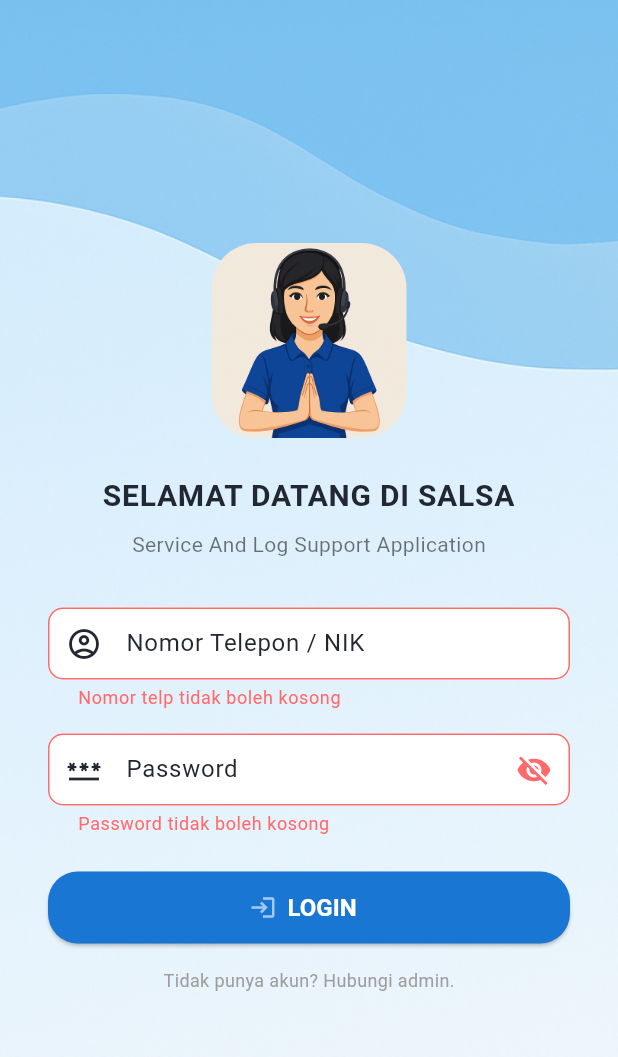
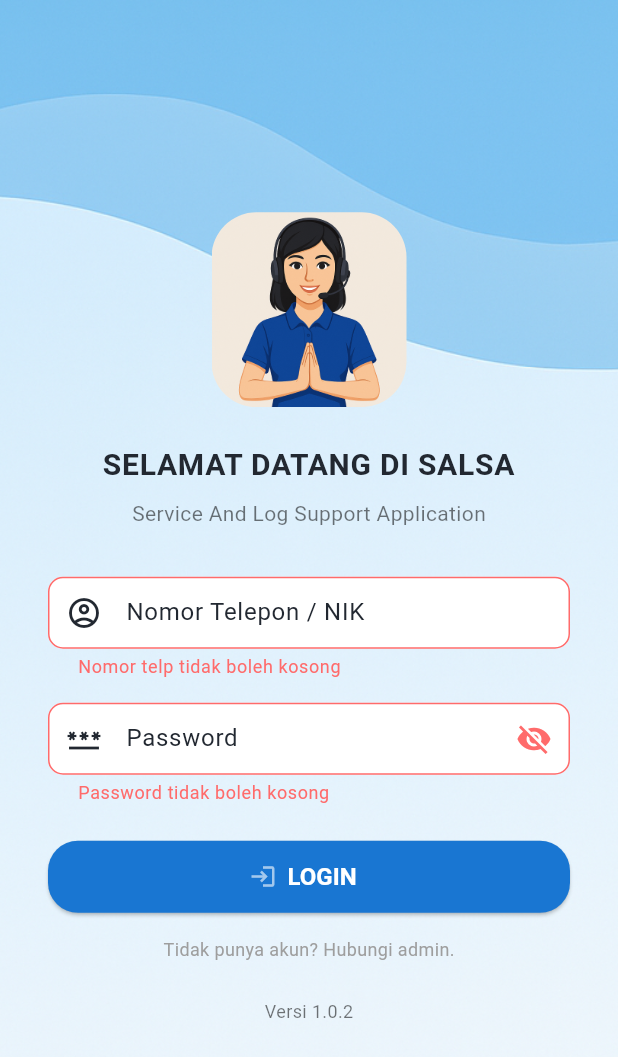
Before and after one commit to dho32/salsa-app-backup, a Flutter app: the screen it shows after launch, after a tap on "LOGIN", on a phone screen of 412 x 824 dp. Shown: the top 1057 px of the screen. Run offline on Flutter 3.47's test engine with Material 3 defaults, Android fonts, the phone set to English and light mode, and no system bars; drawn by our look-alikes of upgrader; our stand-ins replace bloc, bloc_concurrency, device_info_plus, equatable, fl_chart, flutter_bloc and 13 more; missing offline and left inert: qr_code_scanner; accounts and stored records are empty; network calls fail.

Commit message:
add version Signed-off-by: dho32 <romydo.santos@dspt.co.id>

```diff
--- a/lib/blocs/auth/auth_bloc.dart
+++ b/lib/blocs/auth/auth_bloc.dart
@@ -1,4 +1,5 @@
 import 'package:flutter_bloc/flutter_bloc.dart';
+import 'package:package_info_plus/package_info_plus.dart';
 import '../../components/shared_function.dart';
 import '../../models/auth/maintenance_info_model.dart';
 import 'auth_event.dart';
@@ -10,28 +11,45 @@ class AuthBloc extends Bloc<AuthEvent, AuthState> {
   final AuthRepository authRepository;
 
   AuthBloc({required this.authRepository}) : super(AuthInitial()) {
-    on<AppStarted>(_onAppStarted);
+    on<AppLoaded>(_onAppLoaded);
     on<LoginRequested>(_onLoginRequested);
     on<MaintenanceSelected>(_onMaintenanceSelected);
     on<LoggedOut>(_onLoggedOut);
   }
 
-  Future<void> _onAppStarted(AppStarted event, Emitter<AuthState> emit) async {
+  Future<void> _onAppLoaded(AppLoaded event, Emitter<AuthState> emit) async {
     emit(AuthFirstLoading());
+    try {
+      // Langkah 1: Pengecekan versi aplikasi
+      final appConfig = await authRepository.getAppConfig();
+      final String requiredVersion = appConfig['requiredVersion']!;
+      final String updateUrl = appConfig['updateUrl']!;
 
-    final hasToken = await authRepository.hasToken();
-    final isExpired = await AuthStorage.isTokenExpired();
+      final PackageInfo packageInfo = await PackageInfo.fromPlatform();
+      final String currentVersion = packageInfo.version;
 
-    if (hasToken && !isExpired) {
-      emit(AuthAuthenticated());
-    } else {
-      await authRepository.recordLogout();
-      await authRepository.deleteToken(); // clean-up
+      if (_isUpdateRequired(currentVersion, requiredVersion)) {
+        emit(AuthUpdateRequired(updateUrl));
+        return; // Hentikan proses jika perlu update
+      }
+
+      // Langkah 2: Jika versi OK, lanjutkan pengecekan token
+      final hasToken = await authRepository.hasToken();
+      final isExpired = await AuthStorage.isTokenExpired();
+
+      if (hasToken && !isExpired) {
+        emit(AuthAuthenticated());
+      } else {
+        emit(AuthUnauthenticated());
+      }
+    } catch (e) {
+      // Jika gagal (cth: tidak ada internet), arahkan ke halaman login
       emit(AuthUnauthenticated());
     }
   }
 
-  Future<void> _onLoginRequested(LoginRequested event, Emitter<AuthState> emit) async {
+  Future<void> _onLoginRequested(
+      LoginRequested event, Emitter<AuthState> emit) async {
     emit(AuthLoading());
     try {
       final token = await authRepository.login(event.email, event.password);
@@ -39,7 +57,13 @@ class AuthBloc extends Bloc<AuthEvent, AuthState> {
       if (payload == null) throw Exception("Token tidak valid");
 
       final List<dynamic> maintenanceList = payload['maintenance'] ?? [];
-      final options = maintenanceList.map((json) => MaintenanceInfo.fromJson(json)).toList();
+      final options = maintenanceList
+          .map((json) => MaintenanceInfo.fromJson(json))
+          .toList();
+
+      // BARU: Ambil versi aplikasi di sini
+      final packageInfo = await PackageInfo.fromPlatform();
+      final appVersion = packageInfo.version;
 
       if (options.length > 1) {
         // Jika ada lebih dari 1 pilihan, minta pengguna memilih
@@ -47,8 +71,9 @@ class AuthBloc extends Bloc<AuthEvent, AuthState> {
       } else {
         // Jika hanya 1 (atau 0), langsung simpan dan autentikasi
         await authRepository.saveUserSession(token);
-        final String vendorId = options.isNotEmpty ? options.first.maintenanceBy : '';
-        await authRepository.recordLogin(token, vendorId);
+        final String vendorId =
+            options.isNotEmpty ? options.first.maintenanceBy : '';
+        await authRepository.recordLogin(token, vendorId, appVersion);
         emit(AuthAuthenticated());
       }
     } catch (e) {
@@ -56,13 +81,21 @@ class AuthBloc extends Bloc<AuthEvent, AuthState> {
       emit(AuthFailure(message));
     }
   }
-  Future<void> _onMaintenanceSelected(MaintenanceSelected event, Emitter<AuthState> emit) async {
+
+  Future<void> _onMaintenanceSelected(
+      MaintenanceSelected event, Emitter<AuthState> emit) async {
     emit(AuthLoading());
     try {
-      await authRepository.saveUserSession(event.token, selectedMaintenance: event.selectedMaintenance);
-      await authRepository.recordLogin(event.token, event.selectedMaintenance.maintenanceBy);
+      // BARU: Ambil versi aplikasi di sini juga
+      final packageInfo = await PackageInfo.fromPlatform();
+      final appVersion = packageInfo.version;
+
+      await authRepository.saveUserSession(event.token,
+          selectedMaintenance: event.selectedMaintenance);
+      await authRepository.recordLogin(
+          event.token, event.selectedMaintenance.maintenanceBy, appVersion);
       emit(AuthAuthenticated());
-    } catch(e) {
+    } catch (e) {
       emit(AuthFailure(e.toString().replaceAll('Exception: ', '')));
     }
   }
@@ -73,4 +106,28 @@ class AuthBloc extends Bloc<AuthEvent, AuthState> {
     await authRepository.deleteToken();
     emit(AuthUnauthenticated());
   }
+
+  bool _isUpdateRequired(String currentVersion, String requiredVersion) {
+    final List<int> currentParts = currentVersion
+        .split('.')
+        .map(
+            (part) => int.tryParse(part.replaceAll(RegExp(r'[^0-9]'), '')) ?? 0)
+        .toList();
+    final List<int> requiredParts = requiredVersion
+        .split('.')
+        .map(
+            (part) => int.tryParse(part.replaceAll(RegExp(r'[^0-9]'), '')) ?? 0)
+        .toList();
+    int maxLength = currentParts.length > requiredParts.length
+        ? currentParts.length
+        : requiredParts.length;
+
+    for (int i = 0; i < maxLength; i++) {
+      final int current = (i < currentParts.length) ? currentParts[i] : 0;
+      final int required = (i < requiredParts.length) ? requiredParts[i] : 0;
+      if (current < required) return true;
+      if (current > required) return false;
+    }
+    return false;
+  }
 }
--- a/lib/blocs/auth/auth_event.dart
+++ b/lib/blocs/auth/auth_event.dart
@@ -2,13 +2,14 @@ import '../../models/auth/maintenance_info_model.dart';
 
 abstract class AuthEvent {}
 
-class AppStarted extends AuthEvent {}
+class AppLoaded extends AuthEvent {}
 
 class LoginRequested extends AuthEvent {
   final String email;
   final String password;
+  final String version;
 
-  LoginRequested(this.email, this.password);
+  LoginRequested(this.email, this.password, this.version);
 }
 
 class LoggedOut extends AuthEvent {}
--- a/lib/blocs/auth/auth_repository.dart
+++ b/lib/blocs/auth/auth_repository.dart
@@ -34,20 +34,24 @@ class AuthRepository {
     }
   }
 
-  Future<void> saveUserSession(String token, {MaintenanceInfo? selectedMaintenance}) async {
+  Future<void> saveUserSession(String token,
+      {MaintenanceInfo? selectedMaintenance}) async {
     await AuthStorage.saveToken(token);
     final payload = JwtHelper.decode(token);
     if (payload == null) throw Exception("Token tidak valid");
 
     // Tentukan maintenance_by dan maintenance_by_name
-    final maintenanceBy = selectedMaintenance?.maintenanceBy ?? payload['maintenance'][0]['maintenance_by'];
-    final maintenanceByName = selectedMaintenance?.maintenanceByName ?? payload['maintenance'][0]['maintenance_by_name'];
+    final maintenanceBy = selectedMaintenance?.maintenanceBy ??
+        payload['maintenance'][0]['maintenance_by'];
+    final maintenanceByName = selectedMaintenance?.maintenanceByName ??
+        payload['maintenance'][0]['maintenance_by_name'];
 
     final deviceInfo = DeviceInfoPlugin();
     String deviceModel = 'Unknown Device';
     if (Platform.isAndroid) {
       final androidInfo = await deviceInfo.androidInfo;
-      deviceModel = "${androidInfo.manufacturer} ${androidInfo.model}"; // mis: "Samsung SM-A525F"
+      deviceModel =
+          "${androidInfo.manufacturer} ${androidInfo.model}"; // mis: "Samsung SM-A525F"
     } else if (Platform.isIOS) {
       final iosInfo = await deviceInfo.iosInfo;
       deviceModel = iosInfo.utsname.machine; // mis: "iPhone13,2"
@@ -57,8 +61,10 @@ class AuthRepository {
       userId: payload['user_id'],
       name: payload['user_name'],
       email: payload['email'],
-      maintenanceBy: maintenanceBy, // Gunakan nilai yang sudah ditentukan
-      maintenanceByName: maintenanceByName, // Gunakan nilai yang sudah ditentukan
+      maintenanceBy: maintenanceBy,
+      // Gunakan nilai yang sudah ditentukan
+      maintenanceByName: maintenanceByName,
+      // Gunakan nilai yang sudah ditentukan
       role: payload['role_code'],
       team: payload['team'],
       deviceModel: deviceModel,
@@ -77,7 +83,7 @@ class AuthRepository {
     return (await getToken()) != null;
   }
 
-  Future<void> recordLogin(String token, String vendorId) async {
+  Future<void> recordLogin(String token, String vendorId, String appVersion) async {
     try {
       // Ambil data dari token untuk dikirim
       final payload = JwtHelper.decode(token);
@@ -99,6 +105,7 @@ class AuthRepository {
         'vendor_id': vendorId,
         'device': deviceModel,
         'login_time': DateTime.now().toIso8601String(),
+        'app_version': appVersion,
       };
 
       JsonEncoder encoder = const JsonEncoder.withIndent('  ');
@@ -110,7 +117,10 @@ class AuthRepository {
       Uri uri = getUrl(pathUrl: '/login/log');
       http.post(
         uri,
-        headers: {'Content-Type': 'application/json', 'Authorization': 'Bearer $token'},
+        headers: {
+          'Content-Type': 'application/json',
+          'Authorization': 'Bearer $token'
+        },
         body: jsonEncode(requestBody),
       );
     } catch (e) {
@@ -141,11 +151,40 @@ class AuthRepository {
       Uri uri = getUrl(pathUrl: '/logout/log');
       await http.post(
         uri,
-        headers: {'Content-Type': 'application/json', 'Authorization': 'Bearer $token'},
+        headers: {
+          'Content-Type': 'application/json',
+          'Authorization': 'Bearer $token'
+        },
         body: jsonEncode(requestBody),
       );
     } catch (e) {
       print("Gagal mencatat log logout: $e");
     }
   }
+
+  // auth_repository.dart
+
+  Future<Map<String, String>> getAppConfig() async {
+    Uri uri = getUrl(pathUrl: '/version');
+
+    try {
+      final response = await http.get(uri);
+      final decodedResponse = json.decode(response.body);
+
+      if (response.statusCode == 200 && decodedResponse['status'] == 'OK') {
+        final result = decodedResponse['result'];
+        return {
+          'requiredVersion': result['min_app_version'],
+          'updateUrl': Platform.isAndroid
+              ? result['update_url_android']
+              : result['update_url_ios'],
+        };
+      } else {
+        throw Exception('Gagal memuat konfigurasi aplikasi');
+      }
+    } catch (e) {
+      throw Exception(
+          'Tidak dapat terhubung ke server untuk memeriksa pembaruan.');
+    }
+  }
 }
--- a/lib/blocs/auth/auth_state.dart
+++ b/lib/blocs/auth/auth_state.dart
@@ -23,3 +23,11 @@ class AuthRequiresMaintenanceSelection extends AuthState {
 
   AuthRequiresMaintenanceSelection(this.maintenanceOptions, this.token);
 }
+
+class AuthUpdateRequired extends AuthState {
+  final String newVersionUrl; // URL ke Play Store / App Store
+
+  AuthUpdateRequired(this.newVersionUrl);
+
+  List<Object> get props => [newVersionUrl];
+}
--- a/lib/main.dart
+++ b/lib/main.dart
@@ -61,7 +61,7 @@ void main() async {
     RepositoryProvider.value(
       value: authRepository,
       child: BlocProvider(
-        create: (_) => AuthBloc(authRepository: authRepository)..add(AppStarted()),
+        create: (_) => AuthBloc(authRepository: authRepository)..add(AppLoaded()),
         child: const MyApp(),
       ),
     ),
--- a/lib/screens/common/auth_gate/auth_gate.dart
+++ b/lib/screens/common/auth_gate/auth_gate.dart
@@ -1,8 +1,12 @@
+// auth_gate.dart
+
 import 'package:flutter/material.dart';
 import 'package:flutter_bloc/flutter_bloc.dart';
 import 'package:salsa/screens/common/login/login_screen.dart';
 import 'package:salsa/screens/common/main_navigation/main_navigation.dart';
-import 'package:upgrader/upgrader.dart';
+// Hapus 'package:upgrader/upgrader.dart';
+import 'package:url_launcher/url_launcher.dart'; // Tambahkan ini
+
 import '../../../blocs/auth/auth_bloc.dart';
 import '../../../blocs/auth/auth_state.dart';
 
@@ -11,35 +15,55 @@ class AuthGate extends StatelessWidget {
 
   @override
   Widget build(BuildContext context) {
-    return UpgradeAlert(
-      upgrader: Upgrader(
-          countryCode: 'ID',
-          minAppVersion: '1.0.2',
-          debugLogging: false,
-          storeController: UpgraderStoreController(
-            onAndroid: () => UpgraderAppcastStore(
-                appcastURL:
-                'https://raw.githubusercontent.com/RomyITCM/salsa/main/appcast.xml'),
-            oniOS: () => UpgraderAppcastStore(
-                appcastURL:
-                'https://raw.githubusercontent.com/RomyITCM/salsa/main/appcast.xml'),
-          )),
-      child: BlocBuilder<AuthBloc, AuthState>(
+    // Hapus widget UpgradeAlert. Kita ganti dengan BlocConsumer.
+    return BlocConsumer<AuthBloc, AuthState>(
+      listener: (context, state) {
+        // Listener akan bereaksi sekali terhadap state baru, cocok untuk dialog/snackbar
+        if (state is AuthUpdateRequired) {
+          showDialog(
+            context: context,
+            barrierDismissible: false, // Wajibkan pengguna berinteraksi
+            builder: (BuildContext dialogContext) {
+              return AlertDialog(
+                title: const Text('Versi Aplikasi Usang'),
+                content: const Text(
+                  'Anda harus memperbarui aplikasi ke versi terbaru untuk dapat melanjutkan.',
+                ),
+                actions: <Widget>[
+                  TextButton(
+                    child: const Text('UPDATE SEKARANG'),
+                    onPressed: () {
+                      // Buka URL Play Store / App Store
+                      launchUrl(
+                        Uri.parse(state.newVersionUrl),
+                        mode: LaunchMode.externalApplication,
+                      );
+                    },
+                  ),
+                ],
+              );
+            },
+          );
+        }
+      },
       builder: (context, state) {
+        // Builder akan membangun ulang UI setiap kali state berubah
         if (state is AuthAuthenticated) {
           return const MainNavigationScreen();
         }
 
-          if (state is AuthFirstLoading) {
+        if (state is AuthFirstLoading || state is AuthInitial) {
           return const Scaffold(
             backgroundColor: Color(0xFFEAF3FB),
             body: Center(child: CircularProgressIndicator()),
           );
         }
 
+        // Untuk state: AuthUnauthenticated, AuthFailure, AuthUpdateRequired
+        // kita tetap tampilkan LoginScreen.
+        // Dialog untuk AuthUpdateRequired akan muncul di atasnya karena di-handle oleh listener.
         return const LoginScreen();
       },
-      ),
     );
   }
 }
--- a/lib/screens/common/login/login_screen.dart
+++ b/lib/screens/common/login/login_screen.dart
@@ -1,5 +1,6 @@
 import 'package:flutter/material.dart';
 import 'package:flutter_bloc/flutter_bloc.dart';
+import 'package:package_info_plus/package_info_plus.dart';
 
 import '../../../blocs/auth/auth_bloc.dart';
 import '../../../blocs/auth/auth_event.dart';
@@ -25,6 +26,8 @@ class _LoginScreenState extends State<LoginScreen>
   String? passwordError;
   final emailFocusNode = FocusNode();
   final passwordFocusNode = FocusNode();
+  String _appVersion = '';
+  String _version = '';
 
   @override
   void initState() {
@@ -33,6 +36,15 @@ class _LoginScreenState extends State<LoginScreen>
         vsync: this, duration: const Duration(milliseconds: 800));
     _fadeAnimation = CurvedAnimation(parent: _controller, curve: Curves.easeIn);
     _controller.forward();
+    _initAppVersion();
+  }
+
+  Future<void> _initAppVersion() async {
+    final packageInfo = await PackageInfo.fromPlatform();
+    setState(() {
+      _version = packageInfo.version;
+      _appVersion = 'Versi $_version';
+    });
   }
 
   @override
@@ -54,8 +66,7 @@ class _LoginScreenState extends State<LoginScreen>
     if (!_formKey.currentState!.validate()) return;
 
     context.read<AuthBloc>().add(LoginRequested(
-        emailController.text.trim().toLowerCase(), passwordController.text));
-
+        emailController.text.trim().toLowerCase(), passwordController.text, _version));
   }
 
   @override
@@ -70,7 +81,7 @@ class _LoginScreenState extends State<LoginScreen>
           } else if (errorMsg.contains("password")) {
             passwordError = state.message;
             FocusScope.of(context).requestFocus(passwordFocusNode);
-          }else {
+          } else {
             ScaffoldMessenger.of(context).showSnackBar(
               SnackBar(content: Text(state.message)),
             );
@@ -170,8 +181,10 @@ class _LoginScreenState extends State<LoginScreen>
                           },
                           decoration: InputDecoration(
                             labelText: "Nomor Telepon / NIK",
-                            hintText: "Masukan Nomor Telepon / NIK anda yang terdaftar",
-                            prefixIcon: const Icon(Icons.account_circle_outlined),
+                            hintText:
+                                "Masukan Nomor Telepon / NIK anda yang terdaftar",
+                            prefixIcon:
+                                const Icon(Icons.account_circle_outlined),
                             filled: true,
                             fillColor: Colors.white,
                             border: OutlineInputBorder(
@@ -255,7 +268,14 @@ class _LoginScreenState extends State<LoginScreen>
                         const Text(
                           "Tidak punya akun? Hubungi admin.",
                           style: TextStyle(fontSize: 12, color: Colors.grey),
-                        )
+                        ),
+                        const SizedBox(height: 24),
+                        if (_appVersion.isNotEmpty)
+                          Text(
+                            _appVersion,
+                            style: const TextStyle(
+                                fontSize: 12, color: Colors.black54),
+                          ),
                       ],
                     ),
                   ),
--- a/pubspec.yaml
+++ b/pubspec.yaml
@@ -66,6 +66,7 @@ dependencies:
   bloc_concurrency: ^0.3.0 # untuk concurrency BLoC
   upgrader: ^11.4.0 # untuk cek version di playstore / appstore
   flutter_launcher_icons: ^0.14.4 # untuk generate icon launcher
+  package_info_plus: ^8.3.1 #untuk cek version app
   qr_code_scanner:
     git:
       url: https://github.com/RomyITCM/qr_code_scanner.git
```
Also changed, not shown: lib/screens/history/history_detail/pos_history_detail/components/pos_history_detail_body_mobile.dart (+75 -58 lines), pubspec.lock. Lines whose indentation alone changed are shown as unchanged.
